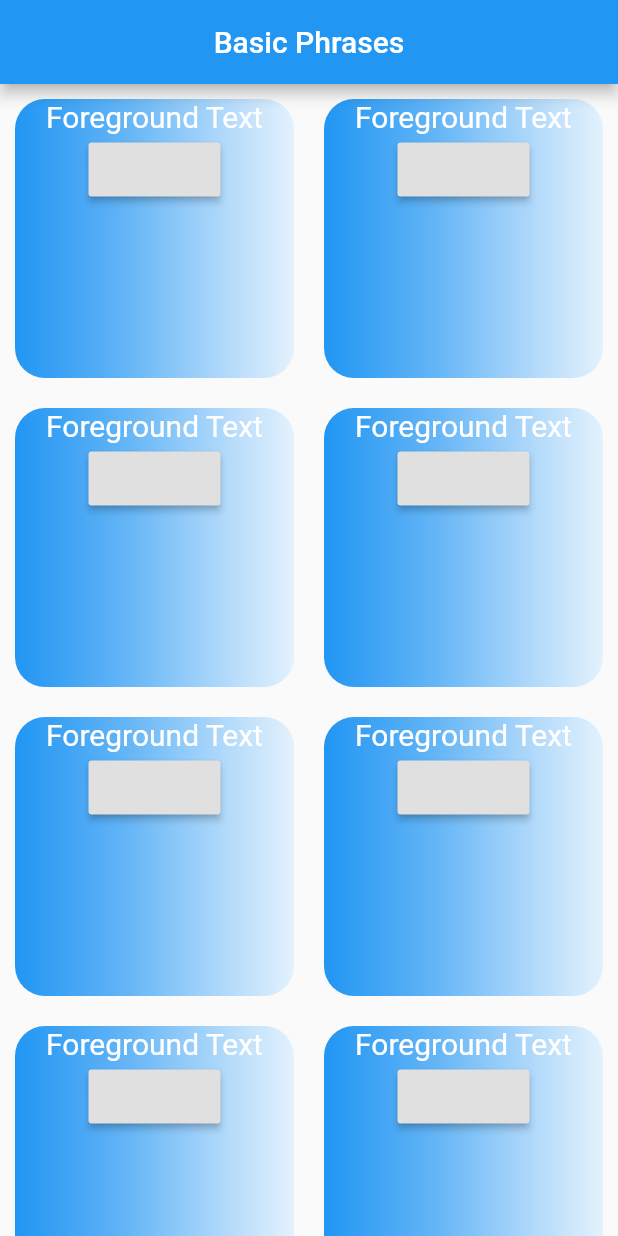
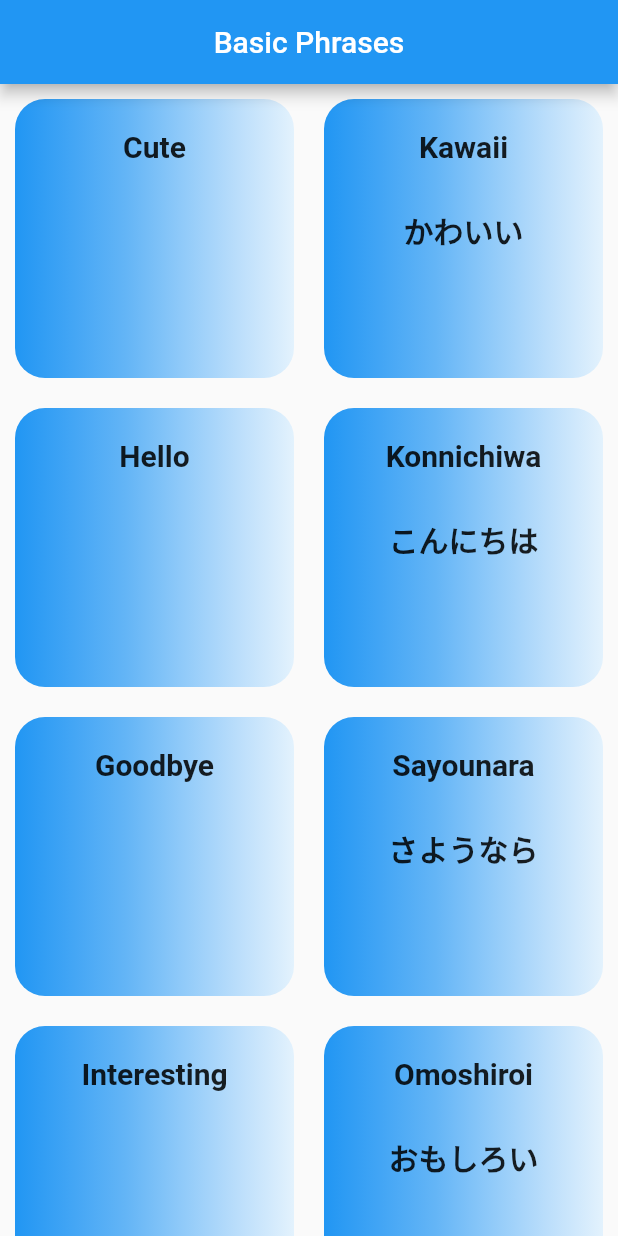
Before and after one commit to simonsays298/Flutter, a Flutter app: the screen it shows after launch, on a phone screen of 412 x 824 dp. Run offline on Flutter 3.47's test engine with Material 2 defaults, Android fonts, the phone set to English and light mode, and no system bars; our stand-ins replace audioplayers; missing offline and left inert: powers.

Commit message:
format code

```diff
--- a/lib/src/basic_phrases.dart
+++ b/lib/src/basic_phrases.dart
@@ -26,7 +26,31 @@ class Homepage extends StatefulWidget {
 class _HomepageState extends State<Homepage> {
   final TextEditingController myController = TextEditingController();
   String localFilePath;
-  static AudioCache audioCache = AudioCache();
+  AudioCache audioCache = AudioCache();
+
+  List<String> audio = <String>[
+    'Cute',
+    'Kawaii',
+    'Hello',
+    'Konnichiwa',
+    'Goodbye',
+    'Sayounara',
+    'Interesting',
+    'Omoshiroi',
+    'Really',
+    'Hontouni'
+  ];
+  List<String> translate = <String>['',
+    'かわいい',
+    '',
+    'こんにちは',
+    '',
+    'さようなら',
+    '',
+    'おもしろい',
+    '',
+    'ほんとうに'
+  ];
 
   // static AudioPlayer audioPlayer = AudioPlayer(); // This is needed for AudioPlayer.
   // static String vTitle = 'My Audio app';
@@ -41,15 +65,17 @@ class _HomepageState extends State<Homepage> {
       body: GridView.builder(
         shrinkWrap: true,
         gridDelegate: const SliverGridDelegateWithFixedCrossAxisCount(crossAxisCount: 2),
-        itemCount: 20,
+        itemCount: 10,
         itemBuilder: (BuildContext context, int index) {
           return GestureDetector(
             onTap: () {
               setState(() {
-                audioCache.play('translate_tts.mp3');
+                audioCache.play(audio[index] + '.mp3');
               });
             },
-            child: Container(
+            child: Stack(
+              children: <Widget>[
+                Container(
                   margin: const EdgeInsets.all(10),
                   alignment: Alignment.bottomCenter,
                   decoration: BoxDecoration(
@@ -67,65 +93,30 @@ class _HomepageState extends State<Homepage> {
                       ],
                     ),
                   ),
-              child: Center(
+                ),
+                // Text(audioMap[index~/2].keys.first),
+                Center(
                   child: Column(
                     children: <Widget>[
-                    const Text(
-                      'Foreground Text',
-                      style: TextStyle(color: Colors.white, fontSize: 20.0),
+                      Padding(
+                        padding: const EdgeInsets.all(30.0),
+                        child: Text(
+                          audio[index],
+                          style: const TextStyle(fontSize: 20, fontWeight: FontWeight.bold),
                         ),
-                    RaisedButton(
-                      onPressed: () {
-                        // This is needed for AudioPlayer.
-                      },
+                      ),
+                      Text(
+                        translate[index],
+                        style: const TextStyle(fontSize: 20, fontWeight: FontWeight.bold),
                       ),
                     ],
                   ),
                 ),
+              ],
             ),
           );
         },
       ),
-      // body:GridView.count(
-      //   scrollDirection: Axis.vertical,
-      //   crossAxisCount: 2,
-      //   // ignore: always_specify_types
-      //   shrinkWrap: true,
-      //   primary: true,
-      //   // ignore: always_specify_types
-      //   children: List.generate(10, (int index) {
-      //     return Container(
-      //       margin: EdgeInsets.all(10) ,
-      //       alignment: Alignment.bottomCenter,
-      //       decoration: BoxDecoration(
-      //         borderRadius: BorderRadius.circular(20.0),
-      //         gradient: LinearGradient(
-      //           begin: Alignment.topRight,
-      //           end: Alignment.topLeft,
-      //           colors: <Color>[
-      //             Colors.blue[50],
-      //             Colors.blue[100],
-      //             Colors.blue[200],
-      //             Colors.blue[300],
-      //             Colors.blue[400],
-      //             Colors.blue[500],
-      //
-      //           ],
-      //         ),
-      //       ),
-      //       child: Center(
-      //         child: Text(
-      //           "Foreground Text",
-      //           style: TextStyle(color: Colors.white, fontSize: 20.0),
-      //         ),
-      //       ),
-      //     );
-      //   }),
-      // ),
-
-      // Expanded(
-
-      //   ),
     );
   }
 }
```
Also changed, not shown: pubspec.yaml (+10 -1 lines), pubspec.lock, 13 other files. Lines whose indentation alone changed are shown as unchanged.
